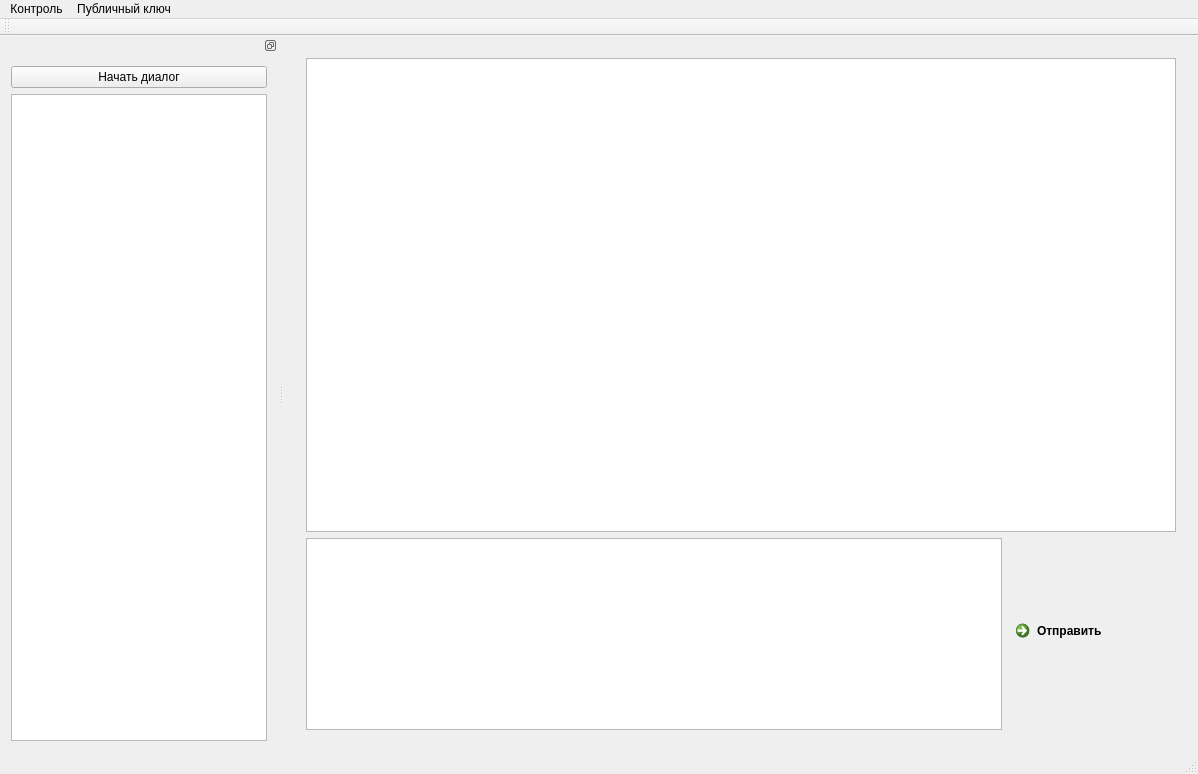
This is main/mainwindow.ui in sqglobe/SecureDialogues as Qt 5 draws it before an edit. The edited form follows.
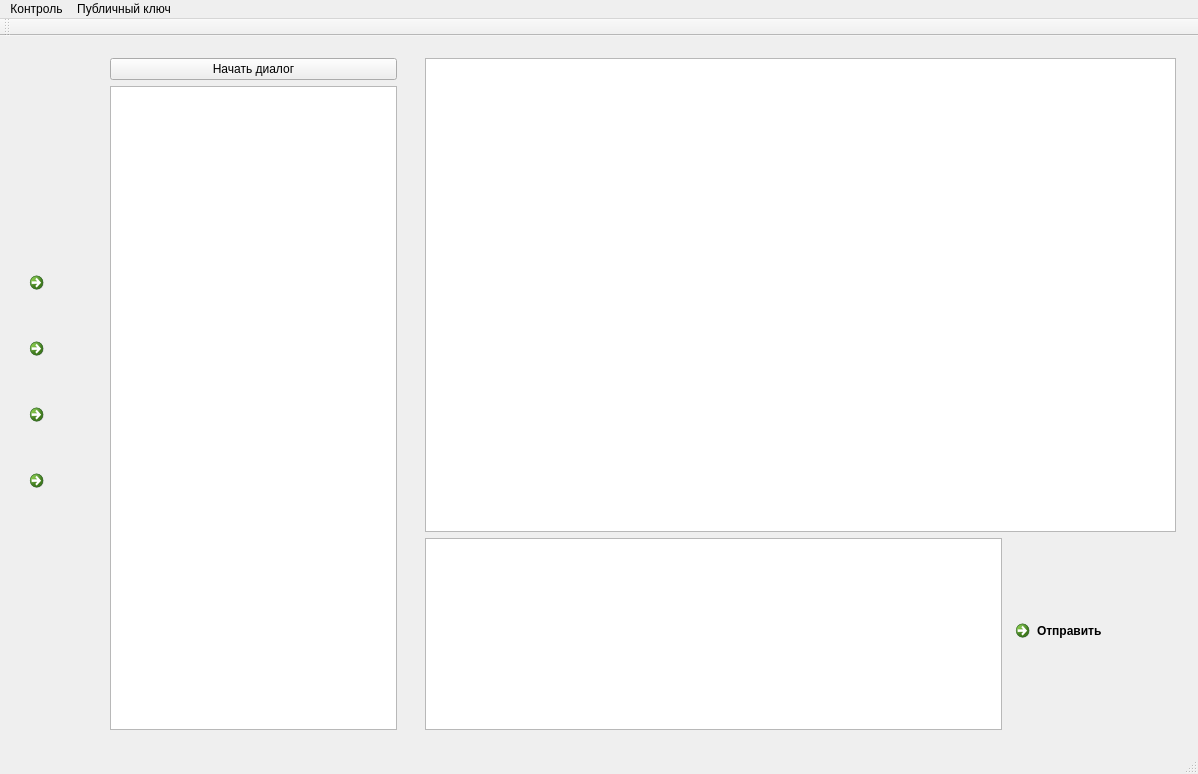
This is the edited form. Icons and pictures are not drawn.

Commit message: Added buttons instead of menu

The edit to the form file:
```diff
--- a/main/mainwindow.ui
+++ b/main/mainwindow.ui
@@ -18,7 +18,253 @@
     <normaloff>../secure-dialogues.ico</normaloff>../secure-dialogues.ico</iconset>
   </property>
   <widget class="QWidget" name="centralWidget">
-   <layout class="QVBoxLayout" name="verticalLayout_2">
+   <layout class="QHBoxLayout" name="horizontalLayout_2" stretch="1,8,20">
+    <item>
+     <widget class="QWidget" name="widget_2" native="true">
+      <layout class="QVBoxLayout" name="verticalLayout_5">
+       <item>
+        <spacer name="verticalSpacer">
+         <property name="orientation">
+          <enum>Qt::Vertical</enum>
+         </property>
+         <property name="sizeHint" stdset="0">
+          <size>
+           <width>20</width>
+           <height>40</height>
+          </size>
+         </property>
+        </spacer>
+       </item>
+       <item>
+        <widget class="QCommandLinkButton" name="connectionButton">
+         <property name="sizePolicy">
+          <sizepolicy hsizetype="Fixed" vsizetype="Fixed">
+           <horstretch>0</horstretch>
+           <verstretch>0</verstretch>
+          </sizepolicy>
+         </property>
+         <property name="minimumSize">
+          <size>
+           <width>60</width>
+           <height>60</height>
+          </size>
+         </property>
+         <property name="maximumSize">
+          <size>
+           <width>60</width>
+           <height>70</height>
+          </size>
+         </property>
+         <property name="baseSize">
+          <size>
+           <width>40</width>
+           <height>40</height>
+          </size>
+         </property>
+         <property name="toolTip">
+          <string>Открыть дилог для настройки соединений</string>
+         </property>
+         <property name="toolTipDuration">
+          <number>30</number>
+         </property>
+         <property name="text">
+          <string/>
+         </property>
+         <property name="icon">
+          <iconset>
+           <normaloff>../gui/src/icons/link-button.png</normaloff>../gui/src/icons/link-button.png</iconset>
+         </property>
+         <property name="iconSize">
+          <size>
+           <width>40</width>
+           <height>40</height>
+          </size>
+         </property>
+        </widget>
+       </item>
+       <item>
+        <widget class="QCommandLinkButton" name="contactBurtton">
+         <property name="sizePolicy">
+          <sizepolicy hsizetype="Fixed" vsizetype="Fixed">
+           <horstretch>0</horstretch>
+           <verstretch>0</verstretch>
+          </sizepolicy>
+         </property>
+         <property name="minimumSize">
+          <size>
+           <width>60</width>
+           <height>60</height>
+          </size>
+         </property>
+         <property name="maximumSize">
+          <size>
+           <width>60</width>
+           <height>70</height>
+          </size>
+         </property>
+         <property name="baseSize">
+          <size>
+           <width>40</width>
+           <height>40</height>
+          </size>
+         </property>
+         <property name="toolTip">
+          <string>Добавить/редактировать контакты</string>
+         </property>
+         <property name="toolTipDuration">
+          <number>30</number>
+         </property>
+         <property name="text">
+          <string/>
+         </property>
+         <property name="icon">
+          <iconset>
+           <normaloff>../gui/src/icons/address-book.png</normaloff>../gui/src/icons/address-book.png</iconset>
+         </property>
+         <property name="iconSize">
+          <size>
+           <width>40</width>
+           <height>40</height>
+          </size>
+         </property>
+        </widget>
+       </item>
+       <item>
+        <widget class="QCommandLinkButton" name="publicKeyButton">
+         <property name="sizePolicy">
+          <sizepolicy hsizetype="Fixed" vsizetype="Fixed">
+           <horstretch>0</horstretch>
+           <verstretch>0</verstretch>
+          </sizepolicy>
+         </property>
+         <property name="minimumSize">
+          <size>
+           <width>60</width>
+           <height>60</height>
+          </size>
+         </property>
+         <property name="maximumSize">
+          <size>
+           <width>60</width>
+           <height>70</height>
+          </size>
+         </property>
+         <property name="baseSize">
+          <size>
+           <width>40</width>
+           <height>40</height>
+          </size>
+         </property>
+         <property name="toolTip">
+          <string>Показать мой публичный ключ</string>
+         </property>
+         <property name="toolTipDuration">
+          <number>30</number>
+         </property>
+         <property name="text">
+          <string/>
+         </property>
+         <property name="icon">
+          <iconset>
+           <normaloff>../gui/src/icons/old-key.png</normaloff>../gui/src/icons/old-key.png</iconset>
+         </property>
+         <property name="iconSize">
+          <size>
+           <width>40</width>
+           <height>40</height>
+          </size>
+         </property>
+        </widget>
+       </item>
+       <item>
+        <widget class="QCommandLinkButton" name="commandLinkButton_2">
+         <property name="sizePolicy">
+          <sizepolicy hsizetype="Fixed" vsizetype="Fixed">
+           <horstretch>0</horstretch>
+           <verstretch>0</verstretch>
+          </sizepolicy>
+         </property>
+         <property name="minimumSize">
+          <size>
+           <width>60</width>
+           <height>60</height>
+          </size>
+         </property>
+         <property name="maximumSize">
+          <size>
+           <width>60</width>
+           <height>70</height>
+          </size>
+         </property>
+         <property name="baseSize">
+          <size>
+           <width>40</width>
+           <height>40</height>
+          </size>
+         </property>
+         <property name="text">
+          <string/>
+         </property>
+         <property name="icon">
+          <iconset>
+           <normaloff>../gui/src/icons/document-with-folded-corner.png</normaloff>../gui/src/icons/document-with-folded-corner.png</iconset>
+         </property>
+         <property name="iconSize">
+          <size>
+           <width>40</width>
+           <height>40</height>
+          </size>
+         </property>
+        </widget>
+       </item>
+       <item>
+        <spacer name="verticalSpacer_2">
+         <property name="orientation">
+          <enum>Qt::Vertical</enum>
+         </property>
+         <property name="sizeHint" stdset="0">
+          <size>
+           <width>20</width>
+           <height>40</height>
+          </size>
+         </property>
+        </spacer>
+       </item>
+      </layout>
+     </widget>
+    </item>
+    <item>
+     <widget class="QWidget" name="widget" native="true">
+      <property name="sizePolicy">
+       <sizepolicy hsizetype="Preferred" vsizetype="Minimum">
+        <horstretch>0</horstretch>
+        <verstretch>0</verstretch>
+       </sizepolicy>
+      </property>
+      <property name="maximumSize">
+       <size>
+        <width>400</width>
+        <height>16777215</height>
+       </size>
+      </property>
+      <layout class="QVBoxLayout" name="verticalLayout_2">
+       <item>
+        <widget class="QPushButton" name="startNewDoalog">
+         <property name="text">
+          <string>Начать диалог</string>
+         </property>
+        </widget>
+       </item>
+       <item>
+        <widget class="QListView" name="dialogsViews">
+         <property name="lineWidth">
+          <number>0</number>
+         </property>
+        </widget>
+       </item>
+      </layout>
+     </widget>
+    </item>
     <item>
      <widget class="QStackedWidget" name="messageContainerSwitch">
       <property name="currentIndex">
@@ -135,38 +381,6 @@
    </attribute>
   </widget>
   <widget class="QStatusBar" name="statusBar"/>
-  <widget class="QDockWidget" name="dockWidget">
-   <property name="minimumSize">
-    <size>
-     <width>150</width>
-     <height>138</height>
-    </size>
-   </property>
-   <property name="features">
-    <set>QDockWidget::DockWidgetFloatable|QDockWidget::DockWidgetMovable</set>
-   </property>
-   <attribute name="dockWidgetArea">
-    <number>1</number>
-   </attribute>
-   <widget class="QWidget" name="dockWidgetContents">
-    <layout class="QVBoxLayout" name="verticalLayout">
-     <item>
-      <widget class="QPushButton" name="startNewDoalog">
-       <property name="text">
-        <string>Начать диалог</string>
-       </property>
-      </widget>
-     </item>
-     <item>
-      <widget class="QListView" name="dialogsViews">
-       <property name="lineWidth">
-        <number>0</number>
-       </property>
-      </widget>
-     </item>
-    </layout>
-   </widget>
-  </widget>
   <action name="actionContacts">
    <property name="text">
     <string>Контакты</string>
```
The commit also changes 10 other files.
